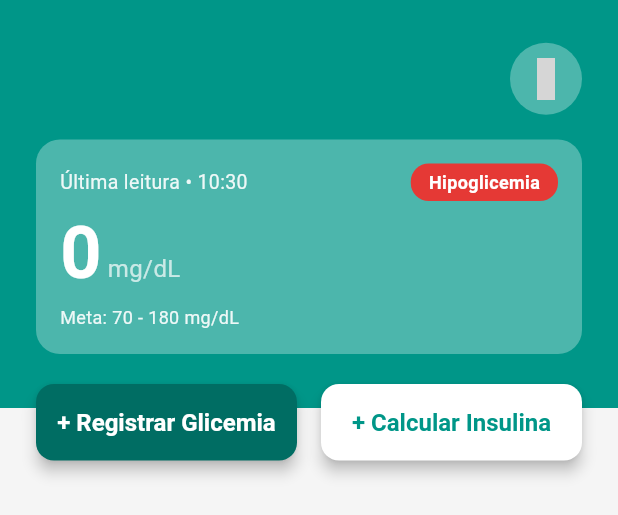
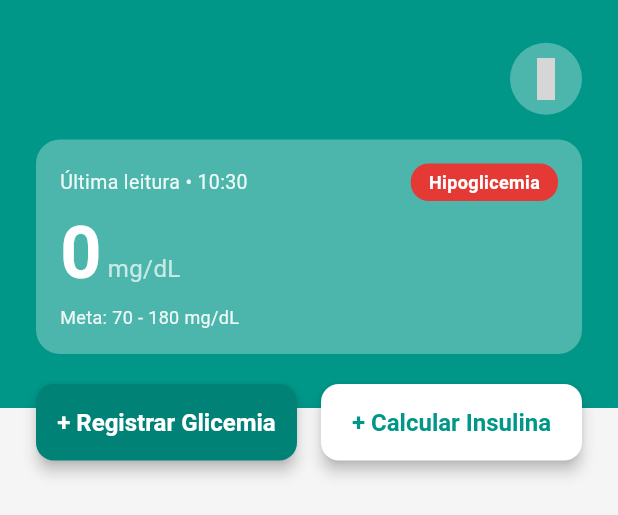
Before and after one commit to gustavobeitum/Doce-Equilibrio, a Flutter app: the HomeHeader widget shown alone on an empty page, opened directly with empty values, on a phone screen of 412 x 824 dp. Shown: the top 515 px of the screen. Run offline on Flutter 3.47's test engine with Material 3 defaults, Android fonts, the phone set to English and light mode, and no system bars; our stand-ins replace audioplayers, fl_chart, flutter_local_notifications, flutter_secure_storage, flutter_timezone, get_it and 4 more; missing offline and left inert: phosphoricons_flutter; accounts and stored records are empty; statements that could not run were skipped; grey boxes are pictures that could not be loaded.

Commit message:
fix: ajustar contraste do botão de registro na home

```diff
--- a/lib/features/home/widgets/home_header.dart
+++ b/lib/features/home/widgets/home_header.dart
@@ -34,9 +34,6 @@ class HomeHeader extends StatelessWidget {
   }
 
   Future<void> _openSettings(BuildContext context) async {
-    // A Home não sabe o que aconteceu dentro de Configurações — o usuário
-    // pode ter registrado ou editado uma glicemia pelo Histórico, por
-    // exemplo. Por isso, sempre recarregamos os dados ao voltar de lá.
     await Navigator.push(
       context,
       MaterialPageRoute(builder: (context) => const SettingsScreen()),
@@ -101,12 +98,6 @@ class HomeHeader extends StatelessWidget {
           ),
         ),
 
-        // Os botões flutuam meio sobre o card verde, meio sobre o fundo
-        // branco. Em vez de usar Positioned(bottom: -36) dentro de um Stack
-        // (que deixa a parte "vazada" fora dos limites do Stack sem
-        // resposta a toque), usamos Transform.translate: o botão continua
-        // no fluxo normal do layout, então toda a área visível responde ao
-        // toque corretamente.
         Transform.translate(
           offset: const Offset(0, -16),
           child: Padding(
@@ -117,7 +108,7 @@ class HomeHeader extends StatelessWidget {
                   child: ElevatedButton(
                     onPressed: () => _openGlycemiaRecordModal(context),
                     style: ElevatedButton.styleFrom(
-                      backgroundColor: AppColors.primaryColor.darken(0.08),
+                      backgroundColor: AppColors.primaryColor.darken(0.04),
                       foregroundColor: Colors.white,
                       elevation: 4,
                       padding: const EdgeInsets.symmetric(vertical: 16),
```
